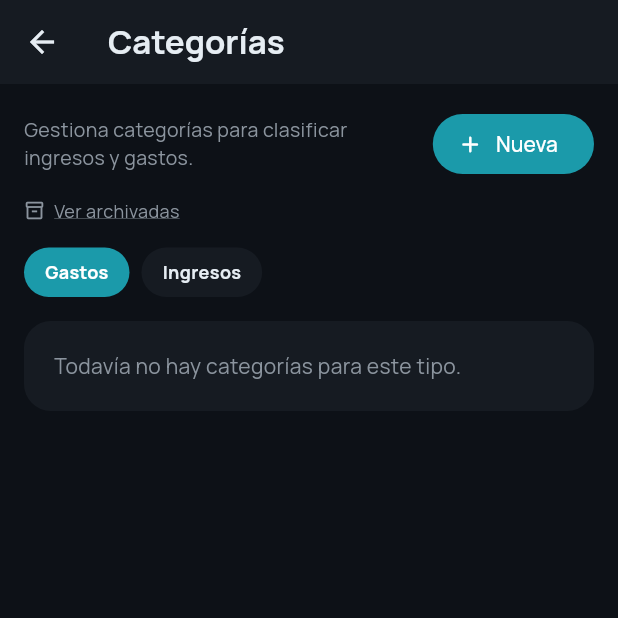
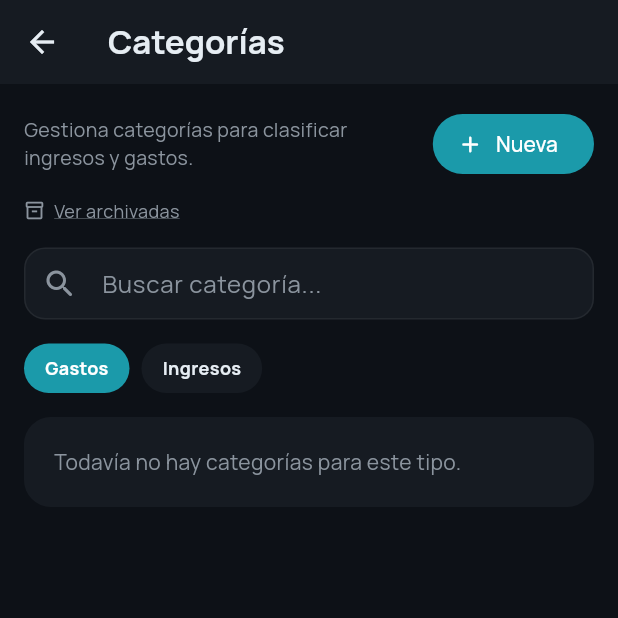
Before and after one commit to alexguerrag/finaper, a Flutter app: the CategoriesScreen screen opened directly, on a phone screen of 412 x 824 dp, the top half of it. Run offline on Flutter 3.47's test engine with Material 3 defaults, Android fonts, the phone set to English and light mode, and no system bars; our stand-ins replace equatable, file_picker, fl_chart, flutter_local_notifications, google_fonts, open_filex and 2 more; accounts and stored records are empty.

Commit message:
feat(categories): live search filter with contains matching
Co-Authored-By: Claude Sonnet 4.6 <noreply@anthropic.com>

```diff
--- a/lib/features/categories/presentation/screens/categories_screen.dart
+++ b/lib/features/categories/presentation/screens/categories_screen.dart
@@ -30,6 +30,15 @@ class _CategoriesScreenState extends State<CategoriesScreen> {
   CategoryKind _selectedKind = CategoryKind.expense;
   List<CategoryEntity> _categories = <CategoryEntity>[];
 
+  final TextEditingController _searchController = TextEditingController();
+  String _searchQuery = '';
+
+  List<CategoryEntity> get _filteredCategories {
+    if (_searchQuery.isEmpty) return _categories;
+    final q = _searchQuery.toLowerCase();
+    return _categories.where((c) => c.name.toLowerCase().contains(q)).toList();
+  }
+
   @override
   void initState() {
     super.initState();
@@ -37,7 +46,16 @@ class _CategoriesScreenState extends State<CategoriesScreen> {
     _createCategory = CategoriesRegistry.module.createCategory;
     _updateCategory = CategoriesRegistry.module.updateCategory;
     _archiveCategory = CategoriesRegistry.module.archiveCategory;
+    _searchController.addListener(() {
+      setState(() => _searchQuery = _searchController.text);
+    });
     _loadCategories();
+  }
+
+  @override
+  void dispose() {
+    _searchController.dispose();
+    super.dispose();
   }
 
   Future<void> _loadCategories() async {
@@ -303,6 +321,37 @@ class _CategoriesScreenState extends State<CategoriesScreen> {
             ),
           ),
           const SizedBox(height: 16),
+          TextField(
+            controller: _searchController,
+            style: GoogleFonts.manrope(color: AppTheme.onSurface),
+            decoration: InputDecoration(
+              hintText: 'Buscar categoría...',
+              hintStyle: GoogleFonts.manrope(color: AppTheme.onSurfaceMuted),
+              prefixIcon: const Icon(Icons.search_rounded, color: AppTheme.onSurfaceMuted),
+              suffixIcon: _searchQuery.isNotEmpty
+                  ? IconButton(
+                      icon: const Icon(Icons.close_rounded, color: AppTheme.onSurfaceMuted),
+                      onPressed: () => _searchController.clear(),
+                    )
+                  : null,
+              filled: true,
+              fillColor: AppTheme.surface,
+              border: OutlineInputBorder(
+                borderRadius: BorderRadius.circular(14),
+                borderSide: BorderSide(color: Colors.white.withValues(alpha: 0.06)),
+              ),
+              enabledBorder: OutlineInputBorder(
+                borderRadius: BorderRadius.circular(14),
+                borderSide: BorderSide(color: Colors.white.withValues(alpha: 0.06)),
+              ),
+              focusedBorder: OutlineInputBorder(
+                borderRadius: BorderRadius.circular(14),
+                borderSide: BorderSide(color: AppTheme.primary.withValues(alpha: 0.6)),
+              ),
+              contentPadding: const EdgeInsets.symmetric(horizontal: 16, vertical: 12),
+            ),
+          ),
+          const SizedBox(height: 16),
           Row(
             children: [
               _KindChip(
@@ -326,7 +375,7 @@ class _CategoriesScreenState extends State<CategoriesScreen> {
                 child: CircularProgressIndicator(),
               ),
             )
-          else if (_categories.isEmpty)
+          else if (_filteredCategories.isEmpty)
             Container(
               padding: const EdgeInsets.all(20),
               decoration: BoxDecoration(
@@ -334,12 +383,14 @@ class _CategoriesScreenState extends State<CategoriesScreen> {
                 borderRadius: BorderRadius.circular(18),
               ),
               child: Text(
-                'Todavía no hay categorías para este tipo.',
+                _searchQuery.isNotEmpty
+                    ? 'Sin resultados para "$_searchQuery".'
+                    : 'Todavía no hay categorías para este tipo.',
                 style: GoogleFonts.manrope(color: AppTheme.onSurfaceMuted),
               ),
             )
           else
-            ..._categories.map(
+            ..._filteredCategories.map(
               (category) => Container(
                 margin: const EdgeInsets.only(bottom: 12),
                 padding: const EdgeInsets.all(16),
```
